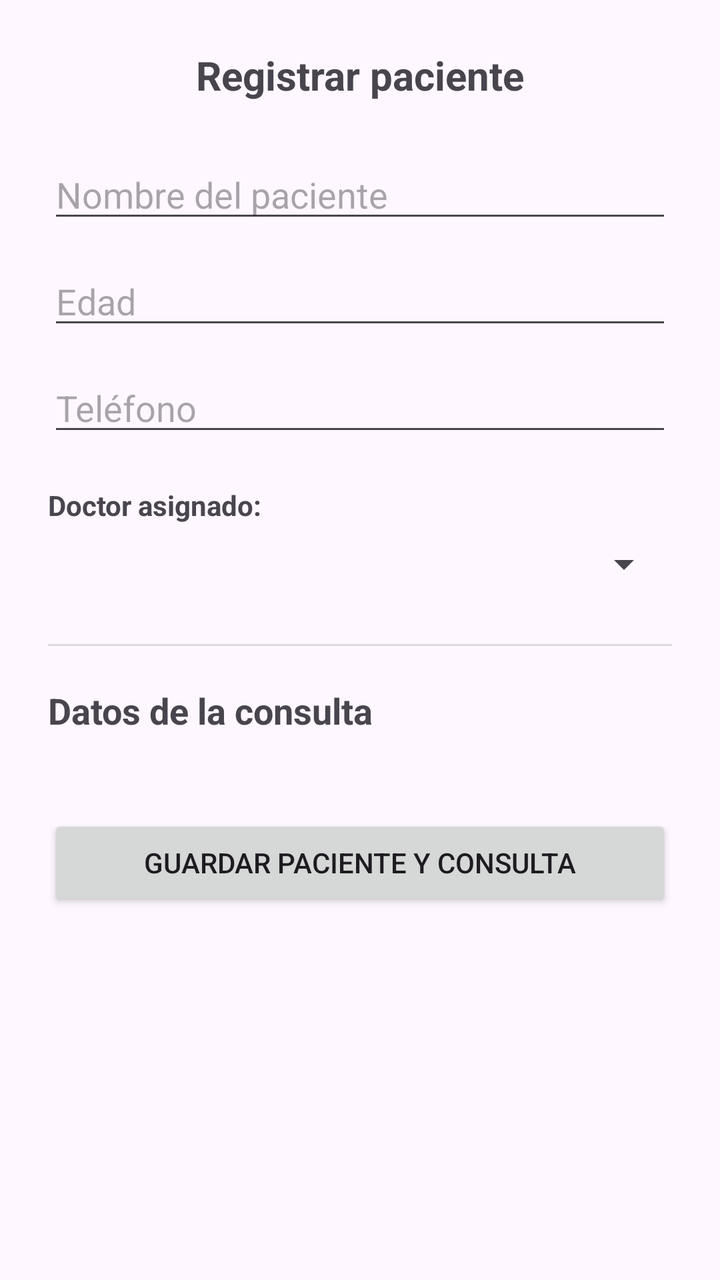
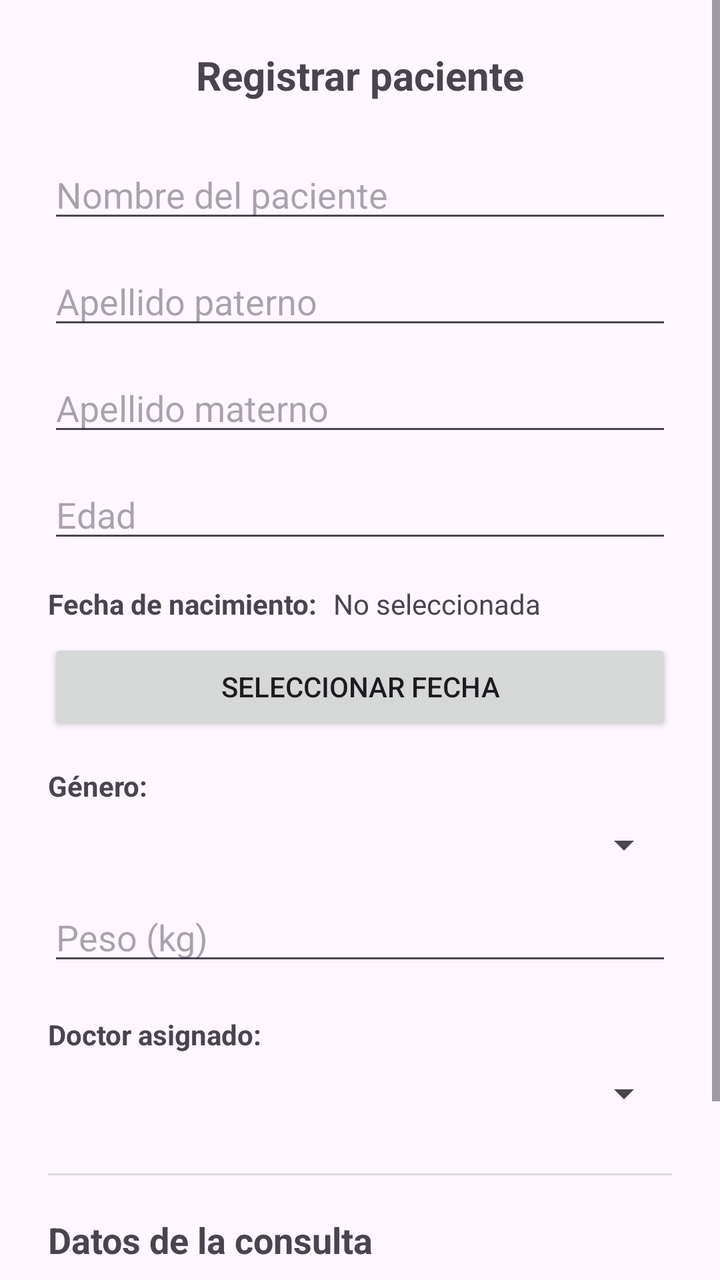

The first picture is an Android layout as it rendered before a commit; the second is the same layout after the commit. The layout source and the unified diff follow.
<!-- AndroidManifest.xml: application theme Theme.ProyectoTheProyect -->
<!-- res/layout/activity_guardar_paciente.xml -->
<?xml version="1.0" encoding="utf-8"?>
<ScrollView
    xmlns:android="http://schemas.android.com/apk/res/android"
    xmlns:app="http://schemas.android.com/apk/res-auto"
    xmlns:tools="http://schemas.android.com/tools"
    android:id="@+id/main"
    android:layout_width="match_parent"
    android:layout_height="match_parent"
    android:fillViewport="true">

    <androidx.constraintlayout.widget.ConstraintLayout
        android:layout_width="match_parent"
        android:layout_height="wrap_content"
        android:padding="24dp"
        tools:context=".GuardarPacienteActivity">

        <TextView
            android:id="@+id/tvTituloPaciente"
            android:layout_width="wrap_content"
            android:layout_height="wrap_content"
            android:text="Registrar paciente"
            android:textSize="20sp"
            android:textStyle="bold"
            app:layout_constraintTop_toTopOf="parent"
            app:layout_constraintStart_toStartOf="parent"
            app:layout_constraintEnd_toEndOf="parent" />

        <EditText
            android:id="@+id/etNombrePaciente"
            android:layout_width="0dp"
            android:layout_height="wrap_content"
            android:hint="Nombre del paciente"
            android:inputType="textPersonName"
            app:layout_constraintTop_toBottomOf="@id/tvTituloPaciente"
            app:layout_constraintStart_toStartOf="parent"
            app:layout_constraintEnd_toEndOf="parent"
            android:layout_marginTop="24dp" />

        <EditText
            android:id="@+id/etEdadPaciente"
            android:layout_width="0dp"
            android:layout_height="wrap_content"
            android:hint="Edad"
            android:inputType="number"
            app:layout_constraintTop_toBottomOf="@id/etNombrePaciente"
            app:layout_constraintStart_toStartOf="parent"
            app:layout_constraintEnd_toEndOf="parent"
            android:layout_marginTop="12dp" />

        <EditText
            android:id="@+id/etTelefonoPaciente"
            android:layout_width="0dp"
            android:layout_height="wrap_content"
            android:hint="Teléfono"
            android:inputType="phone"
            app:layout_constraintTop_toBottomOf="@id/etEdadPaciente"
            app:layout_constraintStart_toStartOf="parent"
            app:layout_constraintEnd_toEndOf="parent"
            android:layout_marginTop="12dp" />

        <TextView
            android:id="@+id/lblDoctor"
            android:layout_width="wrap_content"
            android:layout_height="wrap_content"
            android:text="Doctor asignado:"
            android:textStyle="bold"
            app:layout_constraintTop_toBottomOf="@id/etTelefonoPaciente"
            app:layout_constraintStart_toStartOf="parent"
            android:layout_marginTop="20dp" />

        <Spinner
            android:id="@+id/spinnerDoctor"
            android:layout_width="0dp"
            android:layout_height="wrap_content"
            app:layout_constraintTop_toBottomOf="@id/lblDoctor"
            app:layout_constraintStart_toStartOf="parent"
            app:layout_constraintEnd_toEndOf="parent"
            android:layout_marginTop="8dp" />

        <View
            android:id="@+id/divider1"
            android:layout_width="0dp"
            android:layout_height="1dp"
            android:background="#DDDDDD"
            app:layout_constraintTop_toBottomOf="@id/spinnerDoctor"
            app:layout_constraintStart_toStartOf="parent"
            app:layout_constraintEnd_toEndOf="parent"
            android:layout_marginTop="28dp" />

        <TextView
            android:id="@+id/tvTituloConsulta"
            android:layout_width="wrap_content"
            android:layout_height="wrap_content"
            android:text="Datos de la consulta"
            android:textSize="18sp"
            android:textStyle="bold"
            app:layout_constraintTop_toBottomOf="@id/divider1"
            app:layout_constraintStart_toStartOf="parent"
            android:layout_marginTop="20dp" />

        <FrameLayout
            android:id="@+id/frameConsulta"
            android:layout_width="0dp"
            android:layout_height="wrap_content"
            app:layout_constraintTop_toBottomOf="@id/tvTituloConsulta"
            app:layout_constraintStart_toStartOf="parent"
            app:layout_constraintEnd_toEndOf="parent"
            android:layout_marginTop="12dp" />

        <Button
            android:id="@+id/btnGuardarPaciente"
            android:layout_width="0dp"
            android:layout_height="wrap_content"
            android:text="Guardar paciente y consulta"
            app:layout_constraintTop_toBottomOf="@id/frameConsulta"
            app:layout_constraintStart_toStartOf="parent"
            app:layout_constraintEnd_toEndOf="parent"
            android:layout_marginTop="28dp"
            android:layout_marginBottom="24dp" />

    </androidx.constraintlayout.widget.ConstraintLayout>
</ScrollView>
<!-- resources referenced by this layout -->
<resources>
  <style name="Theme.ProyectoTheProyect" parent="Base.Theme.ProyectoTheProyect" />
  <style name="Base.Theme.ProyectoTheProyect" parent="Theme.Material3.DayNight.NoActionBar">
          
          
      </style>
</resources>

<!-- the commit's change to res/layout/activity_guardar_paciente.xml (unified diff, before → after) -->
@@ -36,24 +36,100 @@
             app:layout_constraintEnd_toEndOf="parent"
             android:layout_marginTop="24dp" />
 
+        
+        <EditText
+            android:id="@+id/etApellidoPaterno"
+            android:layout_width="0dp"
+            android:layout_height="wrap_content"
+            android:hint="Apellido paterno"
+            android:inputType="textPersonName"
+            app:layout_constraintTop_toBottomOf="@id/etNombrePaciente"
+            app:layout_constraintStart_toStartOf="parent"
+            app:layout_constraintEnd_toEndOf="parent"
+            android:layout_marginTop="12dp" />
+
+        
+        <EditText
+            android:id="@+id/etApellidoMaterno"
+            android:layout_width="0dp"
+            android:layout_height="wrap_content"
+            android:hint="Apellido materno"
+            android:inputType="textPersonName"
+            app:layout_constraintTop_toBottomOf="@id/etApellidoPaterno"
+            app:layout_constraintStart_toStartOf="parent"
+            app:layout_constraintEnd_toEndOf="parent"
+            android:layout_marginTop="12dp" />
+
         <EditText
             android:id="@+id/etEdadPaciente"
             android:layout_width="0dp"
             android:layout_height="wrap_content"
             android:hint="Edad"
             android:inputType="number"
-            app:layout_constraintTop_toBottomOf="@id/etNombrePaciente"
+            app:layout_constraintTop_toBottomOf="@id/etApellidoMaterno"
             app:layout_constraintStart_toStartOf="parent"
             app:layout_constraintEnd_toEndOf="parent"
             android:layout_marginTop="12dp" />
 
-        <EditText
-            android:id="@+id/etTelefonoPaciente"
+        
+        <TextView
+            android:id="@+id/lblFechaNacimiento"
+            android:layout_width="wrap_content"
+            android:layout_height="wrap_content"
+            android:text="Fecha de nacimiento:"
+            android:textStyle="bold"
+            app:layout_constraintTop_toBottomOf="@id/etEdadPaciente"
+            app:layout_constraintStart_toStartOf="parent"
+            android:layout_marginTop="16dp" />
+
+        <TextView
+            android:id="@+id/tvFechaNacimiento"
             android:layout_width="0dp"
             android:layout_height="wrap_content"
-            android:hint="Teléfono"
-            android:inputType="phone"
-            app:layout_constraintTop_toBottomOf="@id/etEdadPaciente"
+            android:text="No seleccionada"
+            app:layout_constraintTop_toTopOf="@id/lblFechaNacimiento"
+            app:layout_constraintStart_toEndOf="@id/lblFechaNacimiento"
+            app:layout_constraintEnd_toEndOf="parent"
+            android:layout_marginStart="8dp" />
+
+        <Button
+            android:id="@+id/btnSeleccionarFechaNacimiento"
+            android:layout_width="0dp"
+            android:layout_height="wrap_content"
+            android:text="Seleccionar fecha"
+            app:layout_constraintTop_toBottomOf="@id/lblFechaNacimiento"
+            app:layout_constraintStart_toStartOf="parent"
+            app:layout_constraintEnd_toEndOf="parent"
+            android:layout_marginTop="8dp" />
+
+        
+        <TextView
+            android:id="@+id/lblGenero"
+            android:layout_width="wrap_content"
+            android:layout_height="wrap_content"
+            android:text="Género:"
+            android:textStyle="bold"
+            app:layout_constraintTop_toBottomOf="@id/btnSeleccionarFechaNacimiento"
+            app:layout_constraintStart_toStartOf="parent"
+            android:layout_marginTop="16dp" />
+
+        <Spinner
+            android:id="@+id/spinnerGenero"
+            android:layout_width="0dp"
+            android:layout_height="wrap_content"
+            app:layout_constraintTop_toBottomOf="@id/lblGenero"
+            app:layout_constraintStart_toStartOf="parent"
+            app:layout_constraintEnd_toEndOf="parent"
+            android:layout_marginTop="8dp" />
+
+        
+        <EditText
+            android:id="@+id/etPeso"
+            android:layout_width="0dp"
+            android:layout_height="wrap_content"
+            android:hint="Peso (kg)"
+            android:inputType="numberDecimal"
+            app:layout_constraintTop_toBottomOf="@id/spinnerGenero"
             app:layout_constraintStart_toStartOf="parent"
             app:layout_constraintEnd_toEndOf="parent"
             android:layout_marginTop="12dp" />
@@ -64,7 +140,7 @@
             android:layout_height="wrap_content"
             android:text="Doctor asignado:"
             android:textStyle="bold"
-            app:layout_constraintTop_toBottomOf="@id/etTelefonoPaciente"
+            app:layout_constraintTop_toBottomOf="@id/etPeso"
             app:layout_constraintStart_toStartOf="parent"
             android:layout_marginTop="20dp" />
 
